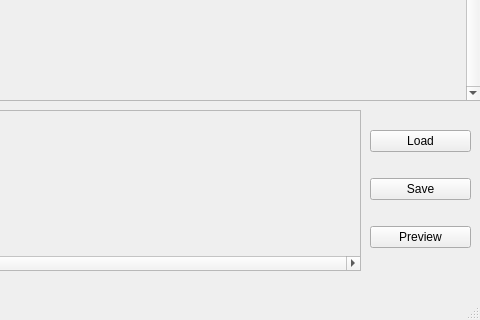
Above: src/mainwindow.ui from Nickswoboda/HEPBuilder before the change; both pictures show x 800 to 1280 and y 400 to 720 of the 1280 by 720 pixel window. Below: the same form after it.
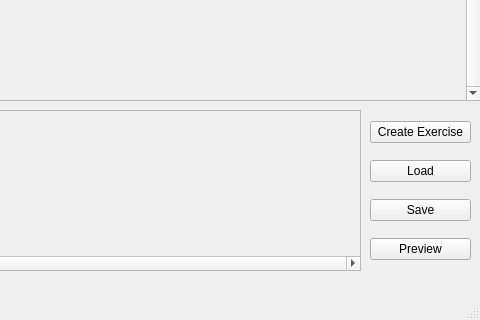
That is the form after the change.

Commit message: Add ability to create new Exercises (without tags)

The edit to the form file:
```diff
--- a/src/mainwindow.ui
+++ b/src/mainwindow.ui
@@ -79,6 +79,13 @@
      </rect>
     </property>
     <layout class="QVBoxLayout" name="button_area">
+     <item>
+      <widget class="QPushButton" name="create_exercise_button">
+       <property name="text">
+        <string>Create Exercise</string>
+       </property>
+      </widget>
+     </item>
      <item>
       <widget class="QPushButton" name="load_button">
        <property name="text">
```
The commit also changes 7 other files.
